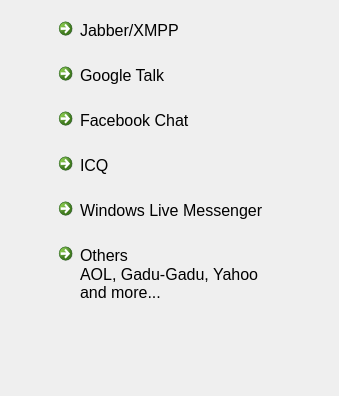
Old version of the form src/KCMTelepathyAccounts/simple-profile-select-widget.ui in the repository KDE/ktp-accounts-kcm.
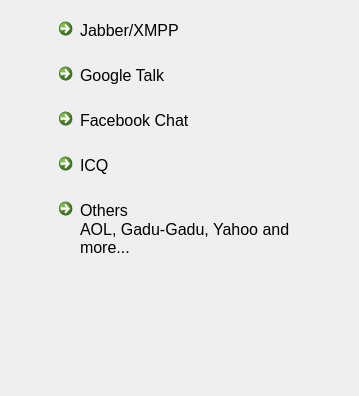
New version of the form. Icons and pictures are not drawn.

Commit message:
Remove WLM from wizard page
MSN is being dropped, we still support it, but it shouldn't be one of our main options

FIXED-IN: 0.6.0

```diff
--- a/src/KCMTelepathyAccounts/simple-profile-select-widget.ui
+++ b/src/KCMTelepathyAccounts/simple-profile-select-widget.ui
@@ -6,7 +6,7 @@
    <rect>
     <x>0</x>
     <y>0</y>
-    <width>339</width>
+    <width>359</width>
     <height>396</height>
    </rect>
   </property>
@@ -138,30 +138,6 @@
        </property>
       </widget>
      </item>
-     <item>
-      <widget class="QCommandLinkButton" name="buttonMsn">
-       <property name="sizePolicy">
-        <sizepolicy hsizetype="Expanding" vsizetype="Minimum">
-         <horstretch>0</horstretch>
-         <verstretch>0</verstretch>
-        </sizepolicy>
-       </property>
-       <property name="text">
-        <string>Windows Live Messenger</string>
-       </property>
-       <property name="icon">
-        <iconset theme="im-msn">
-         <normaloff/>
-        </iconset>
-       </property>
-       <property name="iconSize">
-        <size>
-         <width>32</width>
-         <height>32</height>
-        </size>
-       </property>
-      </widget>
-     </item>
      <item>
       <widget class="QCommandLinkButton" name="buttonOthers">
        <property name="sizePolicy">
```
The commit also changes 1 other file.
